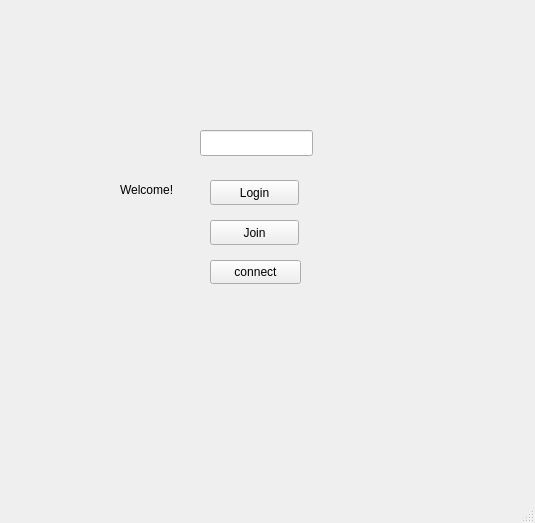
heejin5484/Veda_Mini2, file client/mainwindow.ui: the form before one commit.
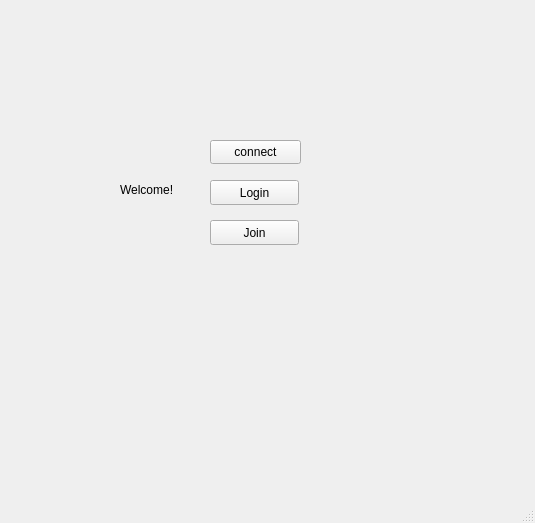
The form after the commit.

Patch:
```diff
--- a/client/mainwindow.ui
+++ b/client/mainwindow.ui
@@ -21,7 +21,7 @@
     <property name="geometry">
      <rect>
       <x>210</x>
-      <y>260</y>
+      <y>140</y>
       <width>91</width>
       <height>24</height>
      </rect>
@@ -46,16 +46,6 @@
      <string>Welcome!</string>
     </property>
    </widget>
-   <widget class="QLineEdit" name="ID_Edit">
-    <property name="geometry">
-     <rect>
-      <x>200</x>
-      <y>130</y>
-      <width>113</width>
-      <height>26</height>
-     </rect>
-    </property>
-   </widget>
    <widget class="QPushButton" name="LoginButton">
     <property name="geometry">
      <rect>
```
